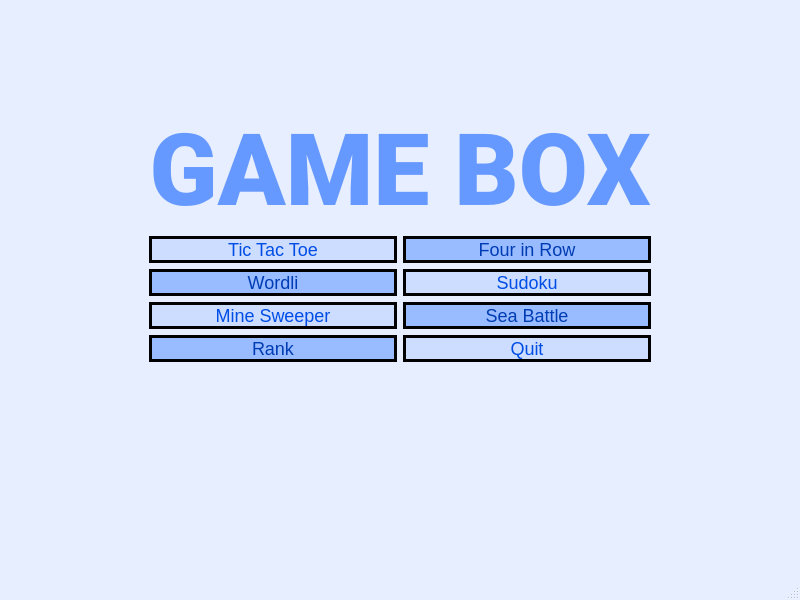
megarevenge/GameBox, file mainwindow.ui: the form before one commit.
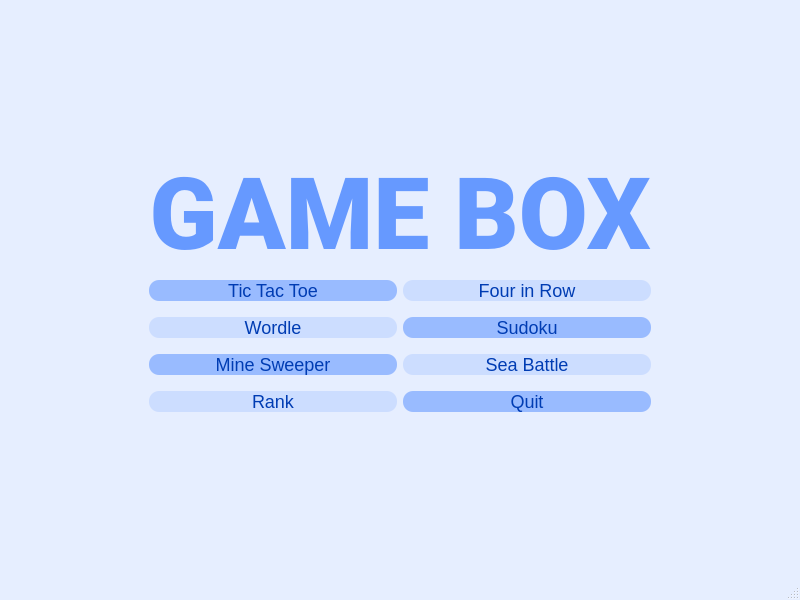
The form after the commit.

What changed in the file:
```diff
--- a/mainwindow.ui
+++ b/mainwindow.ui
@@ -20,71 +20,30 @@
   </property>
   <widget class="QWidget" name="centralwidget">
    <layout class="QGridLayout" name="gridLayout">
-    <item row="2" column="1">
-     <widget class="QPushButton" name="TicTacToe">
-      <property name="styleSheet">
-       <string notr="true">QPushButton{
-  font-family: &quot;Roboto&quot;, cursive, sans-serif;
-  color: #004de6;
-  padding: 0.7em 1.7em;
-  font-size: 18px;
-  border-radius: 0.5em;
-  background: #ccddff;
-  border: 3px solid #000000;
-}</string>
+    <item row="4" column="0">
+     <spacer name="horizontalSpacer">
+      <property name="orientation">
+       <enum>Qt::Orientation::Horizontal</enum>
       </property>
-      <property name="text">
-       <string>Tic Tac Toe</string>
+      <property name="sizeHint" stdset="0">
+       <size>
+        <width>40</width>
+        <height>20</height>
+       </size>
       </property>
-     </widget>
+     </spacer>
     </item>
-    <item row="5" column="2">
-     <widget class="QPushButton" name="quit">
-      <property name="styleSheet">
-       <string notr="true">QPushButton{
-  font-family: &quot;Roboto&quot;, cursive, sans-serif;
-  color: #004de6;
-  padding: 0.7em 1.7em;
-  font-size: 18px;
-  border-radius: 0.5em;
-  background: #ccddff;
-  border: 3px solid #000000;
-}</string>
-      </property>
-      <property name="text">
-       <string>Quit</string>
-      </property>
-     </widget>
-    </item>
-    <item row="4" column="2">
-     <widget class="QPushButton" name="SeaBattle">
-      <property name="styleSheet">
-       <string notr="true">QPushButton{
-  font-family: &quot;Roboto&quot;, cursive, sans-serif;
-  color: #003cb3;
-  padding: 0.7em 1.7em;
-  font-size: 18px;
-  border-radius: 0.5em;
-  background: #99bbff;
-  border: 3px solid #000000;
-}</string>
-      </property>
-      <property name="text">
-       <string>Sea Battle</string>
-      </property>
-     </widget>
-    </item>
-    <item row="4" column="1">
+    <item row="6" column="1">
      <widget class="QPushButton" name="MineSweeper">
       <property name="styleSheet">
        <string notr="true">QPushButton{
   font-family: &quot;Roboto&quot;, cursive, sans-serif;
-  color: #004de6;
+  color: #003cb3;
   padding: 0.7em 1.7em;
   font-size: 18px;
-  border-radius: 0.5em;
-  background: #ccddff;
-  border: 3px solid #000000;
+  border-radius: 10px;
+  background-color: #99bbff;
+  margin-bottom: 10px;
 }</string>
       </property>
       <property name="text">
@@ -92,56 +51,20 @@
       </property>
      </widget>
     </item>
-    <item row="3" column="2">
-     <widget class="QPushButton" name="Sudoku">
-      <property name="styleSheet">
-       <string notr="true">QPushButton{
-  font-family: &quot;Roboto&quot;, cursive, sans-serif;
-  color: #004de6;
-  padding: 0.7em 1.7em;
-  font-size: 18px;
-  border-radius: 0.5em;
-  background: #ccddff;
-  border: 3px solid #000000;
-}</string>
-      </property>
-      <property name="text">
-       <string>Sudoku</string>
-      </property>
-     </widget>
-    </item>
-    <item row="5" column="1">
-     <widget class="QPushButton" name="Rank">
-      <property name="styleSheet">
-       <string notr="true">QPushButton{
-  font-family: &quot;Roboto&quot;, cursive, sans-serif;
-  color: #003cb3;
-  padding: 0.7em 1.7em;
-  font-size: 18px;
-  border-radius: 0.5em;
-  background: #99bbff;
-  border: 3px solid #000000;
-}</string>
-      </property>
-      <property name="text">
-       <string>Rank</string>
-      </property>
-     </widget>
-    </item>
-    <item row="2" column="3">
-     <spacer name="horizontalSpacer_2">
+    <item row="9" column="1">
+     <spacer name="verticalSpacer">
       <property name="orientation">
-       <enum>Qt::Orientation::Horizontal</enum>
+       <enum>Qt::Orientation::Vertical</enum>
       </property>
       <property name="sizeHint" stdset="0">
        <size>
-        <width>40</width>
-        <height>20</height>
+        <width>20</width>
+        <height>40</height>
        </size>
       </property>
      </spacer>
     </item>
-    <item row="1" column="1" colspan="2">
+    <item row="3" column="1" colspan="2">
      <layout class="QVBoxLayout" name="verticalLayout">
       <item>
        <widget class="QLabel" name="label">
@@ -176,39 +99,26 @@
       </item>
      </layout>
     </item>
-    <item row="3" column="1">
-     <widget class="QPushButton" name="Wordli">
+    <item row="7" column="2">
+     <widget class="QPushButton" name="quit">
       <property name="styleSheet">
        <string notr="true">QPushButton{
   font-family: &quot;Roboto&quot;, cursive, sans-serif;
   color: #003cb3;
   padding: 0.7em 1.7em;
   font-size: 18px;
-  border-radius: 0.5em;
-  background: #99bbff;
-  border: 3px solid #000000;
+  border-radius: 10px;
+  background-color: #99bbff;
+  margin-bottom: 10px;
 }</string>
       </property>
       <property name="text">
-       <string>Wordli</string>
+       <string>Quit</string>
       </property>
      </widget>
     </item>
-    <item row="2" column="0">
-     <spacer name="horizontalSpacer">
-      <property name="orientation">
-       <enum>Qt::Orientation::Horizontal</enum>
-      </property>
-      <property name="sizeHint" stdset="0">
-       <size>
-        <width>40</width>
-        <height>20</height>
-       </size>
-      </property>
-     </spacer>
-    </item>
-    <item row="7" column="1">
-     <spacer name="verticalSpacer">
+    <item row="9" column="2">
+     <spacer name="verticalSpacer_3">
       <property name="orientation">
        <enum>Qt::Orientation::Vertical</enum>
       </property>
@@ -220,7 +130,25 @@
       </property>
      </spacer>
     </item>
-    <item row="2" column="2">
+    <item row="4" column="1">
+     <widget class="QPushButton" name="TicTacToe">
+      <property name="styleSheet">
+       <string notr="true">QPushButton{
+  font-family: &quot;Roboto&quot;, cursive, sans-serif;
+  color: #003cb3;
+  padding: 0.7em 1.7em;
+  font-size: 18px;
+  border-radius: 10px;
+  background-color: #99bbff;
+  margin-bottom: 10px;
+}</string>
+      </property>
+      <property name="text">
+       <string>Tic Tac Toe</string>
+      </property>
+     </widget>
+    </item>
+    <item row="4" column="2">
      <widget class="QPushButton" name="FourInRow">
       <property name="styleSheet">
        <string notr="true">QPushButton{
@@ -228,9 +156,9 @@
   color: #003cb3;
   padding: 0.7em 1.7em;
   font-size: 18px;
-  border-radius: 0.5em;
-  background: #99bbff;
-  border: 3px solid #000000;
+  border-radius: 10px;
+  background-color: #ccddff;
+  margin-bottom: 10px;
 }</string>
       </property>
       <property name="text">
@@ -238,7 +166,92 @@
       </property>
      </widget>
     </item>
-    <item row="0" column="1">
+    <item row="4" column="3">
+     <spacer name="horizontalSpacer_2">
+      <property name="orientation">
+       <enum>Qt::Orientation::Horizontal</enum>
+      </property>
+      <property name="sizeHint" stdset="0">
+       <size>
+        <width>40</width>
+        <height>20</height>
+       </size>
+      </property>
+     </spacer>
+    </item>
+    <item row="5" column="1">
+     <widget class="QPushButton" name="Wordle">
+      <property name="styleSheet">
+       <string notr="true">QPushButton{
+  font-family: &quot;Roboto&quot;, cursive, sans-serif;
+  color: #003cb3;
+  padding: 0.7em 1.7em;
+  font-size: 18px;
+  border-radius: 10px;
+  background-color: #ccddff;
+  margin-bottom: 10px;
+}</string>
+      </property>
+      <property name="text">
+       <string>Wordle</string>
+      </property>
+     </widget>
+    </item>
+    <item row="5" column="2">
+     <widget class="QPushButton" name="Sudoku">
+      <property name="styleSheet">
+       <string notr="true">QPushButton{
+  font-family: &quot;Roboto&quot;, cursive, sans-serif;
+  color: #003cb3;
+  padding: 0.7em 1.7em;
+  font-size: 18px;
+  border-radius: 10px;
+  background-color: #99bbff;
+  margin-bottom: 10px;
+}</string>
+      </property>
+      <property name="text">
+       <string>Sudoku</string>
+      </property>
+     </widget>
+    </item>
+    <item row="7" column="1">
+     <widget class="QPushButton" name="Rank">
+      <property name="styleSheet">
+       <string notr="true">QPushButton{
+  font-family: &quot;Roboto&quot;, cursive, sans-serif;
+  color: #003cb3;
+  padding: 0.7em 1.7em;
+  font-size: 18px;
+  border-radius: 10px;
+  background-color: #ccddff;
+  margin-bottom: 10px;
+}</string>
+      </property>
+      <property name="text">
+       <string>Rank</string>
+      </property>
+     </widget>
+    </item>
+    <item row="6" column="2">
+     <widget class="QPushButton" name="SeaBattle">
+      <property name="styleSheet">
+       <string notr="true">QPushButton{
+  font-family: &quot;Roboto&quot;, cursive, sans-serif;
+  color: #003cb3;
+  padding: 0.7em 1.7em;
+  font-size: 18px;
+  border-radius: 10px;
+  background-color: #ccddff;
+  margin-bottom: 10px;
+}</string>
+      </property>
+      <property name="text">
+       <string>Sea Battle</string>
+      </property>
+     </widget>
+    </item>
+    <item row="2" column="1">
      <spacer name="verticalSpacer_2">
       <property name="orientation">
        <enum>Qt::Orientation::Vertical</enum>
@@ -251,19 +264,6 @@
       </property>
      </spacer>
     </item>
-    <item row="6" column="1">
-     <spacer name="verticalSpacer_3">
-      <property name="orientation">
-       <enum>Qt::Orientation::Vertical</enum>
-      </property>
-      <property name="sizeHint" stdset="0">
-       <size>
-        <width>20</width>
-        <height>40</height>
-       </size>
-      </property>
-     </spacer>
-    </item>
    </layout>
   </widget>
   <widget class="QMenuBar" name="menubar">
@@ -272,7 +272,7 @@
      <x>0</x>
      <y>0</y>
      <width>800</width>
-     <height>34</height>
+     <height>30</height>
     </rect>
    </property>
   </widget>
```
